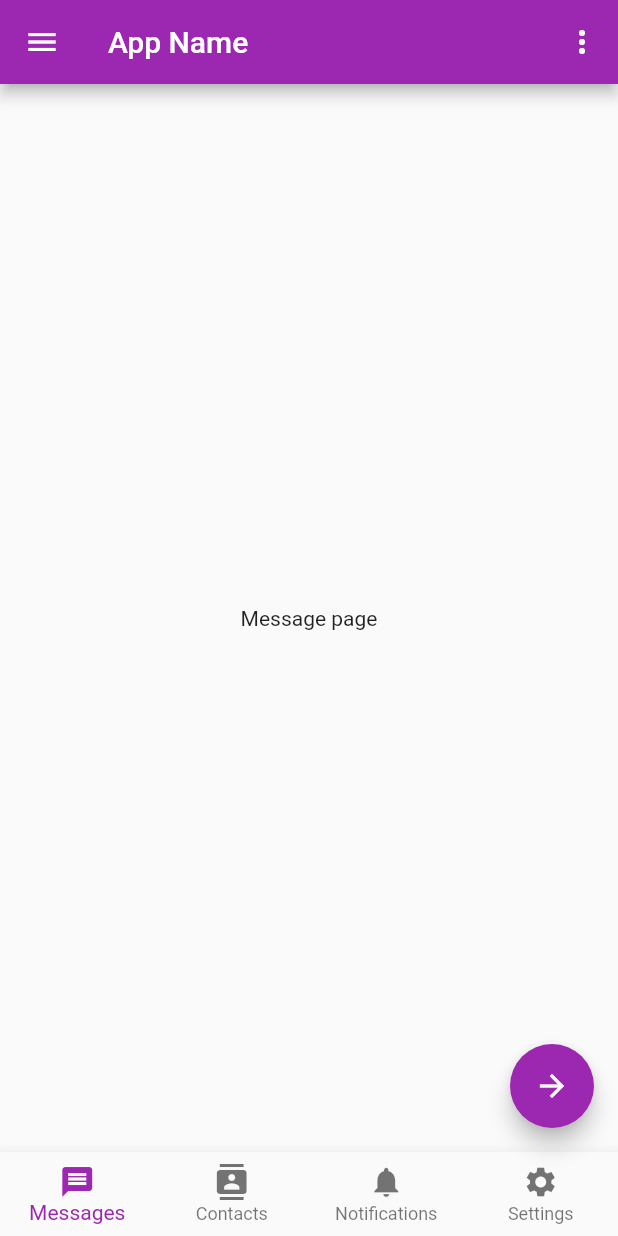
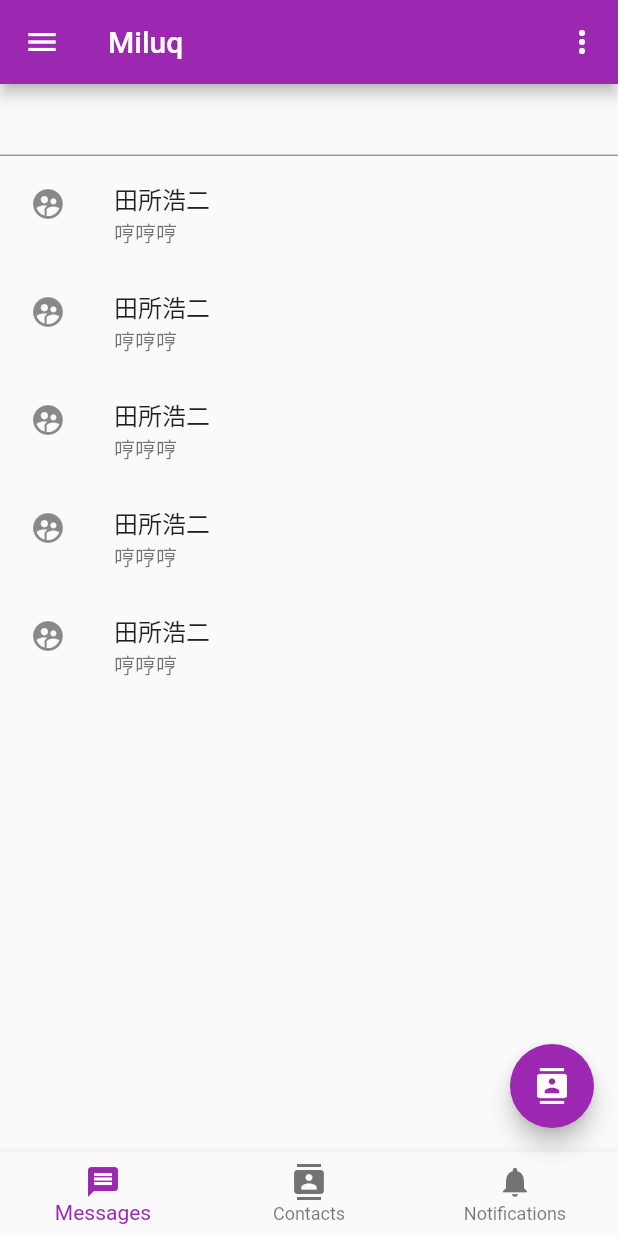
Before and after one commit to iori2333/Miluq-Flutter, a Flutter app: the screen it shows after launch, in the side drawer, after a tap on the "more vert" icon, on a phone screen of 412 x 824 dp. Run offline on Flutter 3.47's test engine with Material 2 defaults, Android fonts, the phone set to English and light mode, and no system bars; our stand-ins replace logger, sqflite, sqflite_common_ffi; missing offline and left inert: simple_moment; accounts and stored records are empty.

Commit message:
feat: add basic router widgets

```diff
--- a/lib/main.dart
+++ b/lib/main.dart
@@ -1,20 +1,41 @@
+import 'dart:io';
+
 import 'package:flutter/material.dart';
 import 'package:flutter/cupertino.dart';
-import 'package:miluq/widgets/index.dart';
+import 'package:miluq/router/parser.dart';
+import 'package:miluq/router/router.dart';
+import 'package:sqflite_common_ffi/sqflite_ffi.dart';
+import 'package:sqflite/sqflite.dart';
 
 void main() {
+  if (Platform.isLinux || Platform.isWindows) {
+    sqfliteFfiInit();
+    databaseFactory = databaseFactoryFfi;
+  }
   runApp(const MyApp());
 }
 
-class MyApp extends StatelessWidget {
+class MyApp extends StatefulWidget {
   const MyApp({Key? key}) : super(key: key);
 
   @override
+  State<StatefulWidget> createState() => _MyAppState();
+}
+
+class _MyAppState extends State<MyApp> {
+  final _router = MiluqRouter.instance;
+  final _parser = MiluqRouteParser.instance;
+
+  @override
   Widget build(BuildContext context) {
-    return MaterialApp(
+    return MaterialApp.router(
       title: 'Miluq Client',
-      theme: ThemeData(primarySwatch: Colors.purple),
-      home: const IndexPage('Miluq'),
+      theme: ThemeData(
+        primarySwatch: Colors.purple,
+        visualDensity: VisualDensity.adaptivePlatformDensity,
+      ),
+      routerDelegate: _router,
+      routeInformationParser: _parser,
     );
   }
 }
--- a/lib/widgets/index.dart
+++ b/lib/pages/index.dart
@@ -2,6 +2,8 @@ import 'package:flutter/cupertino.dart';
 import 'package:flutter/material.dart';
 import 'package:miluq/logger/logger.dart';
 import 'package:miluq/widgets/drawer.dart';
+import 'package:miluq/widgets/messages/index.dart';
+import 'package:miluq/widgets/notifications.dart';
 
 class PageItem {
   final String name;
@@ -31,7 +33,7 @@ class _IndexPageState extends State<IndexPage> {
         name: 'Messages',
         icon: Icon(Icons.message),
         widget: Center(
-          child: Text('Message page'),
+          child: Messages(),
         )),
     const PageItem(
         name: 'Contacts',
@@ -43,13 +45,7 @@ class _IndexPageState extends State<IndexPage> {
         name: 'Notifications',
         icon: Icon(Icons.notifications),
         widget: Center(
-          child: Text('Notification page'),
-        )),
-    const PageItem(
-        name: 'Settings',
-        icon: Icon(Icons.settings),
-        widget: Center(
-          child: Text('Settings page'),
+          child: Notifications(),
         )),
   ];
   int _currentIndex = 0;
@@ -64,17 +60,15 @@ class _IndexPageState extends State<IndexPage> {
   Widget build(BuildContext context) {
     return Scaffold(
       appBar: AppBar(
-        title: const Text('App Name'),
+        title: Text(widget.title),
         actions: [
           IconButton(
-              onPressed: () => logger.i('Share button pressed'),
+              onPressed: () => logger.i('More button pressed'),
               icon: const Icon(Icons.more_vert)),
         ],
       ),
       floatingActionButton: FloatingActionButton(
-        child: Icon(_currentIndex == _pages.length - 1
-            ? Icons.arrow_back
-            : Icons.arrow_forward),
+        child: _pages[(_currentIndex + 1) % _pages.length].icon,
         onPressed: () => setState(() {
           _currentIndex = (_currentIndex + 1) % _pages.length;
           _pageController.jumpToPage(_currentIndex);
@@ -89,7 +83,7 @@ class _IndexPageState extends State<IndexPage> {
         children: _pages.map((e) => e.widget).toList(),
       ),
       bottomNavigationBar: BottomNavigationBar(
-        type: BottomNavigationBarType.fixed,
+        // type: BottomNavigationBarType.fixed,
         currentIndex: _currentIndex,
         onTap: (index) => setState(() {
           _currentIndex = index;
--- /dev/null
+++ b/lib/router/page.dart
@@ -0,0 +1,46 @@
+import 'package:flutter/material.dart';
+import 'package:miluq/router/path.dart';
+import 'package:miluq/pages/index.dart';
+
+class _TestWidget extends StatelessWidget {
+  final String name;
+
+  const _TestWidget(this.name, {Key? key}) : super(key: key);
+
+  @override
+  Widget build(BuildContext context) {
+    return Scaffold(
+      appBar: AppBar(title: Text(name)),
+      body: Text(name),
+    );
+  }
+}
+
+class MiluqPage extends Page {
+  final MiluqRoutePath _path;
+
+  MiluqPage({required LocalKey key, required MiluqRoutePath path})
+      : _path = path,
+        super(key: key, name: path.key);
+
+  @override
+  Route createRoute(BuildContext context) {
+    return MaterialPageRoute(
+      settings: this,
+      builder: (context) {
+        switch (_path.type) {
+          case RouteType.home:
+            return const IndexPage('Miluq');
+          case RouteType.group:
+            return const _TestWidget('Group');
+          case RouteType.private:
+            return const _TestWidget('Private');
+          case RouteType.settings:
+            return const _TestWidget('Settings');
+          case RouteType.error:
+            return const _TestWidget('Error');
+        }
+      },
+    );
+  }
+}
--- /dev/null
+++ b/lib/router/parser.dart
@@ -0,0 +1,60 @@
+import 'package:flutter/cupertino.dart';
+import 'package:miluq/router/path.dart';
+
+class MiluqRouteParser extends RouteInformationParser<MiluqRoutePath> {
+  static final _instance = MiluqRouteParser();
+
+  static get instance => _instance;
+
+  @override
+  parseRouteInformation(RouteInformation routeInformation) async {
+    final uri = Uri.parse(routeInformation.location ?? '/');
+    if (uri.pathSegments.isEmpty) {
+      return const MiluqRoutePath.home();
+    }
+
+    if (uri.pathSegments.length == 1) {
+      final category = uri.pathSegments[0];
+      if (category != 'settings') {
+        return MiluqRoutePath.unknown();
+      }
+      return MiluqRoutePath.single(type: RouteType.settings);
+    }
+
+    if (uri.pathSegments.length == 2) {
+      final category = uri.pathSegments[0];
+      final id = int.tryParse(uri.pathSegments[1]);
+      if (id == null || id == 0) {
+        return MiluqRoutePath.unknown();
+      }
+
+      switch (category) {
+        case 'group':
+          return MiluqRoutePath.page(id: id, type: RouteType.group);
+        case 'private':
+          return MiluqRoutePath.page(id: id, type: RouteType.private);
+
+        default:
+          return MiluqRoutePath.unknown();
+      }
+    }
+
+    return MiluqRoutePath.unknown();
+  }
+
+  @override
+  RouteInformation? restoreRouteInformation(MiluqRoutePath configuration) {
+    switch (configuration.type) {
+      case RouteType.home:
+        return const RouteInformation(location: '/');
+      case RouteType.group:
+        return RouteInformation(location: '/group/${configuration.id}');
+      case RouteType.private:
+        return RouteInformation(location: '/private/${configuration.id}');
+      case RouteType.settings:
+        return const RouteInformation(location: '/settings');
+      case RouteType.error:
+        return const RouteInformation(location: '/error');
+    }
+  }
+}
--- /dev/null
+++ b/lib/router/path.dart
@@ -0,0 +1,28 @@
+enum RouteType {
+  home,
+  group,
+  private,
+  settings,
+  error,
+}
+
+class MiluqRoutePath {
+  final int id;
+  final RouteType type;
+
+  String get key {
+    return '$type:$id';
+  }
+
+  const MiluqRoutePath.home()
+      : id = 0,
+        type = RouteType.home;
+
+  MiluqRoutePath.page({required this.id, required this.type});
+
+  MiluqRoutePath.single({required this.type}) : id = 0;
+
+  MiluqRoutePath.unknown()
+      : id = 0,
+        type = RouteType.error;
+}
--- /dev/null
+++ b/lib/router/router.dart
@@ -0,0 +1,78 @@
+import 'package:flutter/foundation.dart';
+import 'package:flutter/material.dart';
+import 'package:miluq/router/page.dart';
+import 'package:miluq/router/path.dart';
+import 'package:miluq/pages/index.dart';
+
+class MiluqRouter extends RouterDelegate<MiluqRoutePath>
+    with PopNavigatorRouterDelegateMixin<MiluqRoutePath>, ChangeNotifier {
+  static final _instance = MiluqRouter();
+
+  static MiluqRouter get instance => _instance;
+
+  final _home = const MiluqRoutePath.home();
+  final List<MiluqRoutePath> _history = [];
+
+  get history => _history;
+
+  @override
+  get currentConfiguration => _history.isEmpty ? _home : _history.last;
+
+  void push(MiluqRoutePath route) {
+    _history.add(route);
+    notifyListeners();
+  }
+
+  void replace(MiluqRoutePath route) {
+    if (_history.isNotEmpty) {
+      _history.removeLast();
+    }
+    _history.add(route);
+    notifyListeners();
+  }
+
+  void back() => _pop();
+
+  void _pop() {
+    if (_history.isEmpty) {
+      return;
+    }
+    _history.removeLast();
+    notifyListeners();
+  }
+
+  @override
+  Widget build(BuildContext context) {
+    return Navigator(
+      transitionDelegate: const DefaultTransitionDelegate(),
+      key: navigatorKey,
+      pages: [
+        MaterialPage(
+          key: ValueKey(_home.key),
+          child: const IndexPage('Miluq'),
+        ),
+        for (final page in _history)
+          MiluqPage(key: ValueKey(page.key), path: page)
+      ],
+      onPopPage: (route, result) {
+        if (!route.didPop(result)) {
+          return false;
+        }
+        _pop();
+        notifyListeners();
+        return true;
+      },
+    );
+  }
+
+  @override
+  Future<void> setNewRoutePath(MiluqRoutePath configuration) {
+    _history
+      ..clear()
+      ..add(configuration);
+    return SynchronousFuture<void>(null);
+  }
+
+  @override
+  GlobalKey<NavigatorState> get navigatorKey => GlobalKey<NavigatorState>();
+}
--- /dev/null
+++ b/lib/widgets/messages/index.dart
@@ -0,0 +1,34 @@
+import 'package:flutter/cupertino.dart';
+import 'package:flutter/material.dart';
+import 'package:miluq/widgets/messages/message_list.dart';
+
+class Messages extends StatefulWidget {
+  const Messages({Key? key}) : super(key: key);
+
+  @override
+  State<StatefulWidget> createState() => _MessagesState();
+}
+
+class _MessagesState extends State<Messages> {
+  String _text = '';
+
+  @override
+  void initState() {
+    super.initState();
+    _text = '';
+  }
+
+  @override
+  Widget build(BuildContext context) {
+    return Column(
+      children: [
+        TextField(
+          onChanged: (value) => setState(() {
+            _text = value;
+          }),
+        ),
+        const Expanded(child: MessageList()),
+      ],
+    );
+  }
+}
--- /dev/null
+++ b/lib/widgets/messages/message_item.dart
@@ -0,0 +1,34 @@
+import 'package:flutter/material.dart';
+import 'package:miluq/router/path.dart';
+import 'package:miluq/router/router.dart';
+import 'package:simple_moment/simple_moment.dart';
+
+class MessageItem extends StatelessWidget {
+  final String name;
+  final String content;
+  final DateTime dateTime;
+  final Widget? avatar;
+
+  const MessageItem(
+      {required this.name,
+      required this.content,
+      required this.dateTime,
+      this.avatar,
+      Key? key})
+      : super(key: key);
+
+  @override
+  Widget build(BuildContext context) {
+    final now = Moment.now();
+    final route = MiluqRouter.instance;
+    return ListTile(
+      leading: avatar,
+      title: Text(name, maxLines: 1, overflow: TextOverflow.ellipsis),
+      subtitle: Text(content, maxLines: 1, overflow: TextOverflow.ellipsis),
+      trailing: Text(now.from(dateTime).toString()),
+      onTap: () {
+        route.push(MiluqRoutePath.page(id: 114514, type: RouteType.private));
+      },
+    );
+  }
+}
--- /dev/null
+++ b/lib/widgets/messages/message_list.dart
@@ -0,0 +1,50 @@
+import 'package:flutter/material.dart';
+import 'package:miluq/widgets/messages/message_item.dart';
+
+class MessageList extends StatefulWidget {
+  const MessageList({Key? key}) : super(key: key);
+
+  @override
+  State<StatefulWidget> createState() => _MessageListState();
+}
+
+class _MessageListState extends State<MessageList> {
+  @override
+  Widget build(BuildContext context) {
+    return ListView(
+      padding: const EdgeInsets.all(4.0),
+      children: <Widget>[
+        MessageItem(
+          name: '田所浩二',
+          content: '哼哼哼',
+          dateTime: DateTime(2020, 10, 29, 12, 31),
+          avatar: const Icon(Icons.supervised_user_circle),
+        ),
+        MessageItem(
+          name: '田所浩二',
+          content: '哼哼哼',
+          dateTime: DateTime.now(),
+          avatar: const Icon(Icons.supervised_user_circle),
+        ),
+        MessageItem(
+          name: '田所浩二',
+          content: '哼哼哼',
+          dateTime: DateTime.now(),
+          avatar: const Icon(Icons.supervised_user_circle),
+        ),
+        MessageItem(
+          name: '田所浩二',
+          content: '哼哼哼',
+          dateTime: DateTime.now(),
+          avatar: const Icon(Icons.supervised_user_circle),
+        ),
+        MessageItem(
+          name: '田所浩二',
+          content: '哼哼哼',
+          dateTime: DateTime.now(),
+          avatar: const Icon(Icons.supervised_user_circle),
+        ),
+      ],
+    );
+  }
+}
--- /dev/null
+++ b/lib/widgets/notifications.dart
@@ -0,0 +1,21 @@
+import 'package:flutter/cupertino.dart';
+import 'package:flutter/material.dart';
+
+class Notifications extends StatefulWidget {
+  const Notifications({Key? key}) : super(key: key);
+
+  @override
+  State<StatefulWidget> createState() => _NotificationsState();
+}
+
+class _NotificationsState extends State<Notifications> {
+  final _entries = ['114514', '1919810'];
+
+  @override
+  Widget build(BuildContext context) {
+    return ListView(
+      padding: const EdgeInsets.all(4.0),
+      children: _entries.map((e) => ListTile(title: Text(e))).toList(),
+    );
+  }
+}
--- a/pubspec.yaml
+++ b/pubspec.yaml
@@ -1,5 +1,5 @@
 name: miluq
-description: A new Flutter project.
+description: A Flutter client for Tencent QQ based on mirai-api-http.
 
 # The following line prevents the package from being accidentally published to
 # pub.dev using `flutter pub publish`. This is preferred for private packages.
@@ -37,6 +37,10 @@ dependencies:
   web_socket_channel: ^2.1.0
   provider: ^6.0.1
   logger: ^1.1.0
+  simple_moment: ^1.1.1
+  sqflite_common_ffi: ^2.1.0
+  sqflite: ^2.0.0+4
+  dio: ^4.0.1
 
 dev_dependencies:
   flutter_test:
```
Also changed, not shown: lib/pages/group.dart (added), lib/pages/private.dart (added), pubspec.lock.
